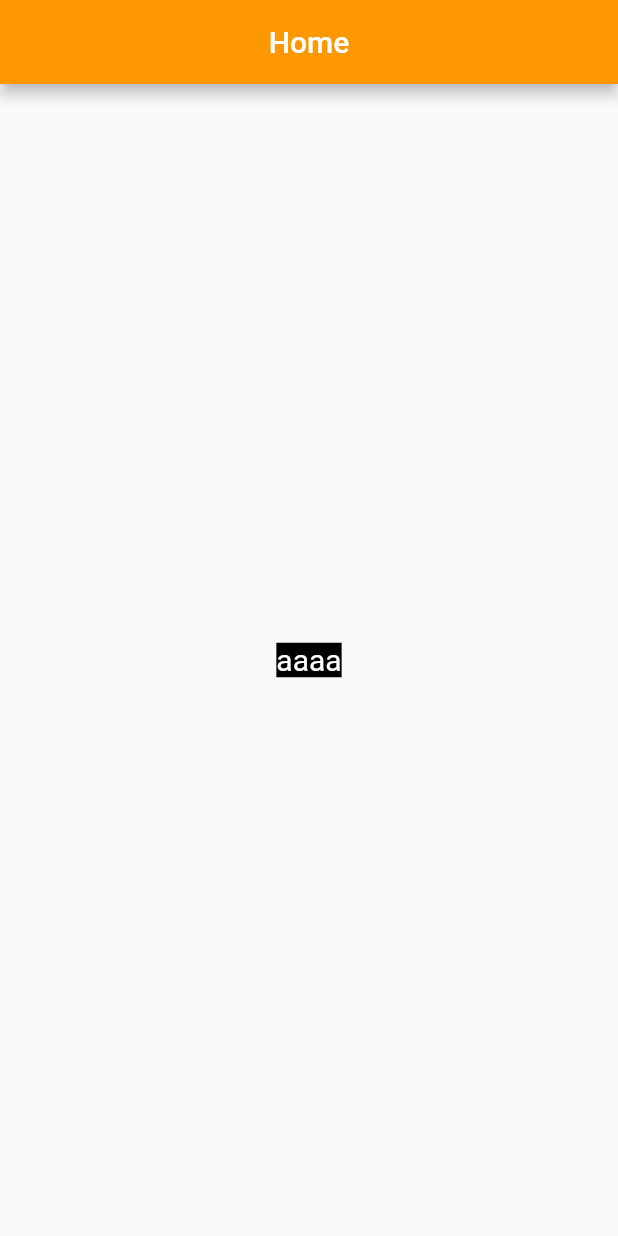
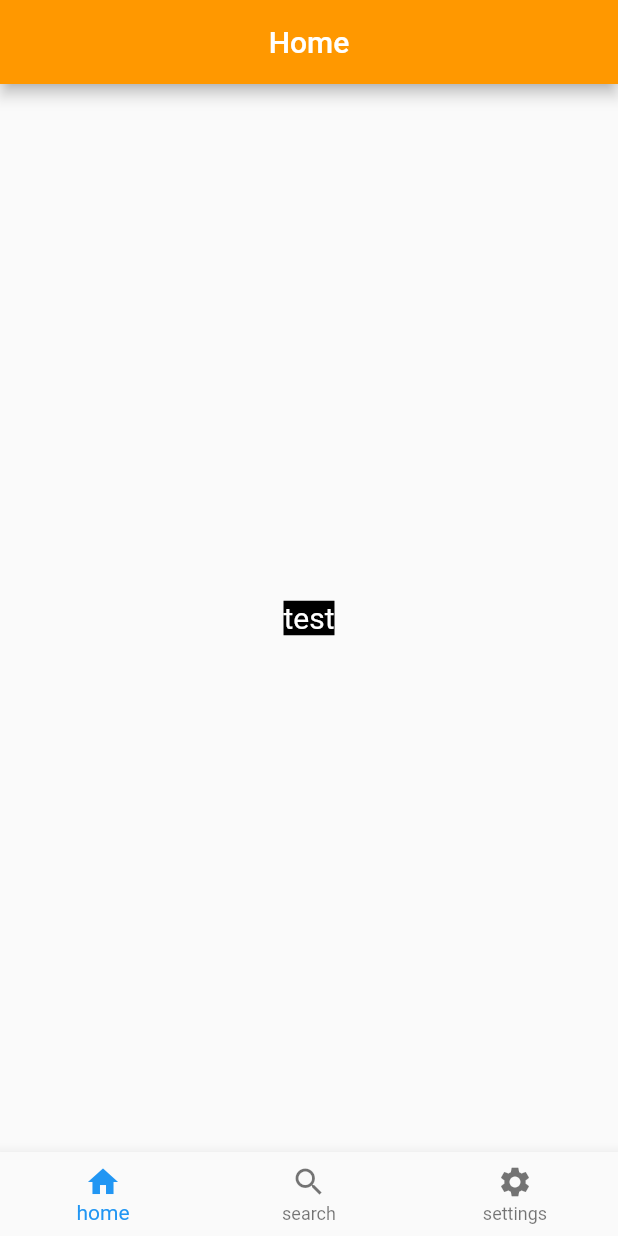
Before and after one commit to KanamoriKouhei/FlutterTest, a Flutter app: the screen it shows after launch, on a phone screen of 412 x 824 dp. Run offline on Flutter 3.47's test engine with Material 2 defaults, Android fonts, the phone set to English and light mode, and no system bars.

Commit message:
追加：ボトムナビゲーションバー

```diff
--- a/lib/main.dart
+++ b/lib/main.dart
@@ -23,14 +23,28 @@ class Home extends StatelessWidget {
   Home({Key? key}) : super(key: key);
   final textContainer = Container(
     color: Colors.black,
-    child: Text(
-      'aaaa',
+    child: const Text(
+      'test',
       style: TextStyle(
         color: Colors.white,
         fontSize: 20,
       ),
     ),
   );
+  final bottomBarItems = const <BottomNavigationBarItem>[
+    BottomNavigationBarItem(
+      icon: Icon(Icons.home),
+      label: 'home',
+    ),
+    BottomNavigationBarItem(
+      icon: Icon(Icons.search),
+      label: 'search',
+    ),
+    BottomNavigationBarItem(
+      icon: Icon(Icons.settings),
+      label: 'settings',
+    ),
+  ];
   @override
   Widget build(BuildContext context) {
     return Scaffold(
@@ -42,6 +56,7 @@ class Home extends StatelessWidget {
         // bottomOpacity: 1.0,
       ),
       body: Center(child: textContainer),
+      bottomNavigationBar: BottomNavigationBar(items: bottomBarItems),
     );
   }
 }
```
